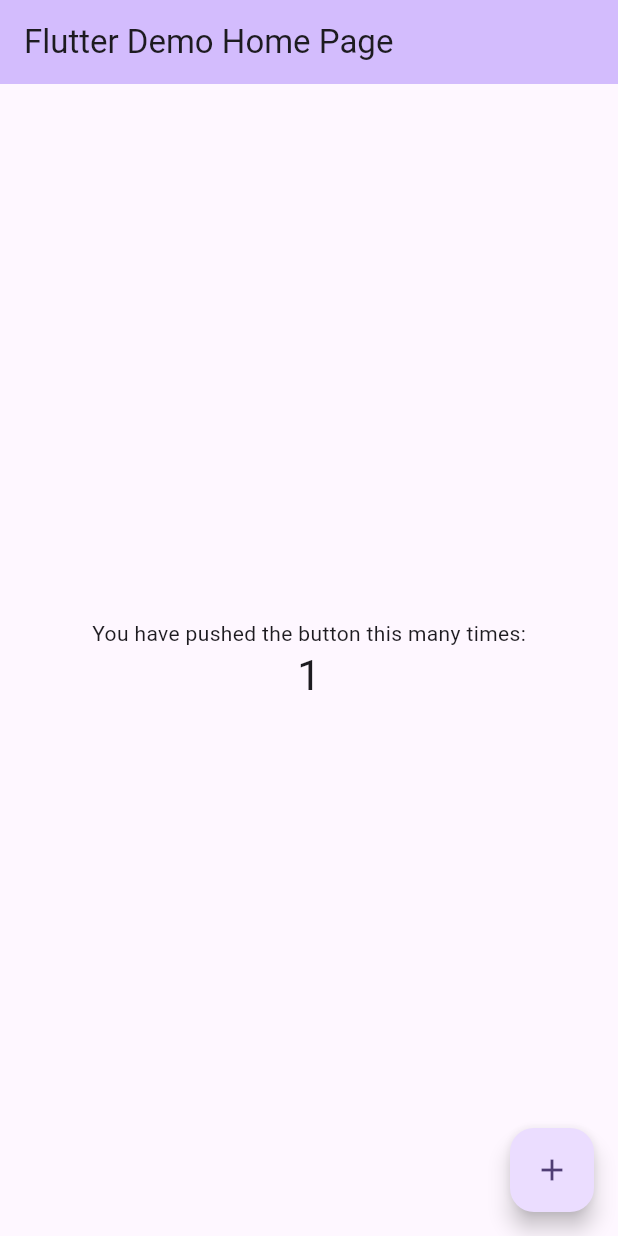
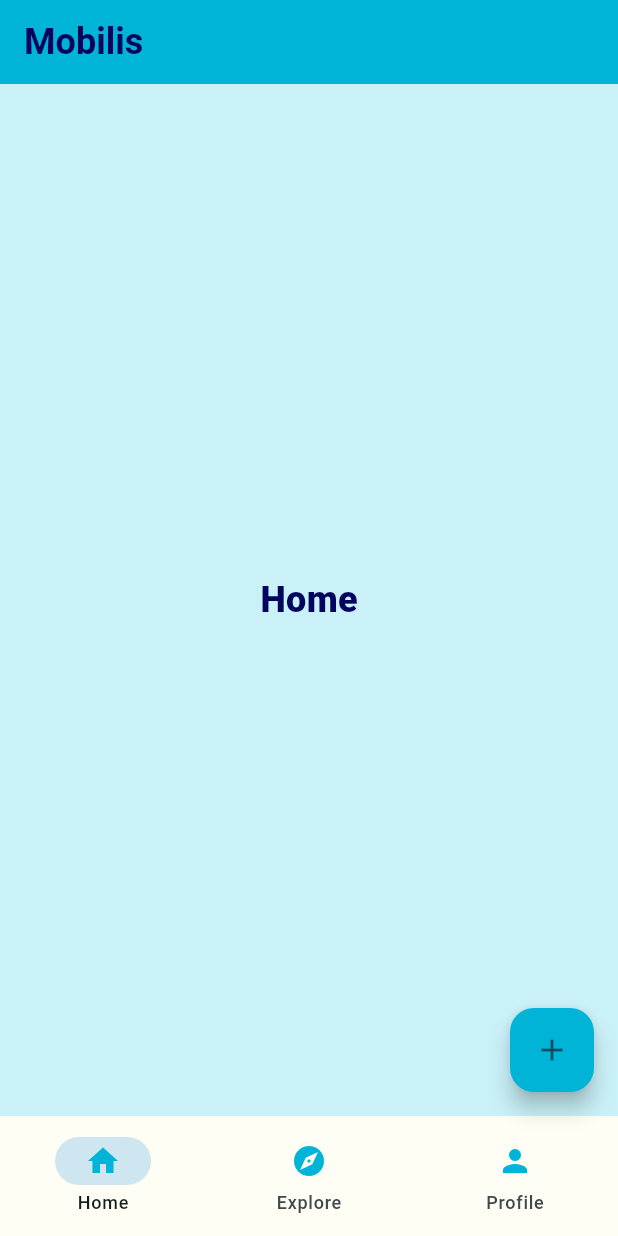
Before and after one commit to I-m-a-Dude/PoliHack-IT-1.0-, a Flutter app: the screen it shows after launch, after a tap on the "add" icon, on a phone screen of 412 x 824 dp. Run offline on Flutter 3.47's test engine with Material 3 defaults, Android fonts, the phone set to English and light mode, and no system bars.

Commit message:
created demo app and added constants

```diff
--- /dev/null
+++ b/app/lib/constants/colors.dart
@@ -0,0 +1,19 @@
+import 'package:flutter/material.dart';
+
+//color pallet
+
+const kPrimaryColor = Color.fromRGBO(0, 180, 216, 1);
+const kSecondaryColor = Color.fromRGBO(144, 224, 239, 1);
+const kAccentColor = Color.fromRGBO(0, 119, 182, 1);
+const kTextColor = Color.fromRGBO(3, 4, 94, 1);
+const kBackgroundColor = Color.fromRGBO(202, 240, 248, 1);
+
+
+const kGreyColor = Color.fromRGBO(63, 71, 86, 1);
+const kBlueColor = Color.fromRGBO(42,85,252, 1);
+const kPurpleColor = Color.fromRGBO(209,42,252, 1);
+const kYellowColor = Color.fromRGBO(252,209,42, 1);
+const kRedColor = Color.fromRGBO(252,42,85, 1);
+const kGreenColor = Color.fromRGBO(42,252,209, 1);
+const kWhiteColor = Color.fromRGBO(255,254,244, 1);
+const kBlackColor = Color.fromRGBO(43,39,48, 1);
--- /dev/null
+++ b/app/lib/constants/strings.dart
@@ -0,0 +1,5 @@
+import 'package:flutter/material.dart';
+
+//define all static string as constants
+
+const kAppTitle = 'Mobilis';
--- /dev/null
+++ b/app/lib/constants/styles.dart
@@ -0,0 +1,11 @@
+import 'package:flutter/material.dart';
+import 'package:app/constants/colors.dart';
+
+const kThinTextStyle = TextStyle(fontSize: 24, color: kTextColor, fontWeight: FontWeight.w500);
+const kMediumTextStyle = TextStyle(fontSize: 24, color: kTextColor, fontWeight: FontWeight.w700);
+const kBoldTextStyle = TextStyle(fontSize: 24, color: kTextColor, fontWeight: FontWeight.w900);
+
+const kCircleBoxDecoration = BoxDecoration(shape: BoxShape.circle, color: kGreyColor);
+const kSmallPaddingAll = EdgeInsets.all(8);
+const kMediumPaddingAll = EdgeInsets.all(16);
+const kBigPaddingAll = EdgeInsets.all(32);
--- a/app/lib/main.dart
+++ b/app/lib/main.dart
@@ -1,4 +1,10 @@
+import 'package:app/ui/explore_page.dart';
+import 'package:app/ui/home_page.dart';
+import 'package:app/ui/profile_page.dart';
 import 'package:flutter/material.dart';
+import 'package:app/constants/strings.dart';
+import 'package:app/constants/styles.dart';
+import 'package:app/constants/colors.dart';
 
 void main() {
   runApp(const MyApp());
@@ -7,119 +13,86 @@ void main() {
 class MyApp extends StatelessWidget {
   const MyApp({super.key});
 
-  // This widget is the root of your application.
   @override
   Widget build(BuildContext context) {
     return MaterialApp(
-      title: 'Flutter Demo',
+      debugShowCheckedModeBanner: false,
       theme: ThemeData(
-        // This is the theme of your application.
-        //
-        // TRY THIS: Try running your application with "flutter run". You'll see
-        // the application has a purple toolbar. Then, without quitting the app,
-        // try changing the seedColor in the colorScheme below to Colors.green
-        // and then invoke "hot reload" (save your changes or press the "hot
-        // reload" button in a Flutter-supported IDE, or press "r" if you used
-        // the command line to start the app).
-        //
-        // Notice that the counter didn't reset back to zero; the application
-        // state is not lost during the reload. To reset the state, use hot
-        // restart instead.
-        //
-        // This works for code too, not just values: Most code changes can be
-        // tested with just a hot reload.
-        colorScheme: ColorScheme.fromSeed(seedColor: Colors.deepPurple),
         useMaterial3: true,
+        colorScheme: ColorScheme.fromSeed(
+          seedColor: kPrimaryColor,
+        ),
       ),
-      home: const MyHomePage(title: 'Flutter Demo Home Page'),
+      home: const MainPage(),
     );
   }
 }
 
-class MyHomePage extends StatefulWidget {
-  const MyHomePage({super.key, required this.title});
-
-  // This widget is the home page of your application. It is stateful, meaning
-  // that it has a State object (defined below) that contains fields that affect
-  // how it looks.
-
-  // This class is the configuration for the state. It holds the values (in this
-  // case the title) provided by the parent (in this case the App widget) and
-  // used by the build method of the State. Fields in a Widget subclass are
-  // always marked "final".
-
-  final String title;
+class MainPage extends StatefulWidget {
+  const MainPage({super.key});
 
   @override
-  State<MyHomePage> createState() => _MyHomePageState();
+  State<MainPage> createState() => _MainPageState();
 }
 
-class _MyHomePageState extends State<MyHomePage> {
-  int _counter = 0;
-
-  void _incrementCounter() {
-    setState(() {
-      // This call to setState tells the Flutter framework that something has
-      // changed in this State, which causes it to rerun the build method below
-      // so that the display can reflect the updated values. If we changed
-      // _counter without calling setState(), then the build method would not be
-      // called again, and so nothing would appear to happen.
-      _counter++;
-    });
-  }
-
+class _MainPageState extends State<MainPage> {
+  int currentPage = 0;
+  List<Widget> pages = const[
+    HomePage(),
+    ExplorePage(),
+    ProfilePage(),
+  ];
   @override
   Widget build(BuildContext context) {
-    // This method is rerun every time setState is called, for instance as done
-    // by the _incrementCounter method above.
-    //
-    // The Flutter framework has been optimized to make rerunning build methods
-    // fast, so that you can just rebuild anything that needs updating rather
-    // than having to individually change instances of widgets.
     return Scaffold(
+      backgroundColor: kBackgroundColor,
       appBar: AppBar(
-        // TRY THIS: Try changing the color here to a specific color (to
-        // Colors.amber, perhaps?) and trigger a hot reload to see the AppBar
-        // change color while the other colors stay the same.
-        backgroundColor: Theme.of(context).colorScheme.inversePrimary,
-        // Here we take the value from the MyHomePage object that was created by
-        // the App.build method, and use it to set our appbar title.
-        title: Text(widget.title),
-      ),
-      body: Center(
-        // Center is a layout widget. It takes a single child and positions it
-        // in the middle of the parent.
-        child: Column(
-          // Column is also a layout widget. It takes a list of children and
-          // arranges them vertically. By default, it sizes itself to fit its
-          // children horizontally, and tries to be as tall as its parent.
-          //
-          // Column has various properties to control how it sizes itself and
-          // how it positions its children. Here we use mainAxisAlignment to
-          // center the children vertically; the main axis here is the vertical
-          // axis because Columns are vertical (the cross axis would be
-          // horizontal).
-          //
-          // TRY THIS: Invoke "debug painting" (choose the "Toggle Debug Paint"
-          // action in the IDE, or press "p" in the console), to see the
-          // wireframe for each widget.
-          mainAxisAlignment: MainAxisAlignment.center,
-          children: <Widget>[
-            const Text(
-              'You have pushed the button this many times:',
-            ),
-            Text(
-              '$_counter',
-              style: Theme.of(context).textTheme.headlineMedium,
-            ),
-          ],
+        backgroundColor: kPrimaryColor,
+        title: const Text(
+          kAppTitle,
+          style: kMediumTextStyle,
         ),
       ),
       floatingActionButton: FloatingActionButton(
-        onPressed: _incrementCounter,
-        tooltip: 'Increment',
+        backgroundColor: kPrimaryColor,
+        onPressed: () {
+          debugPrint('floating action button');
+        },
         child: const Icon(Icons.add),
-      ), // This trailing comma makes auto-formatting nicer for build methods.
+      ),
+      bottomNavigationBar: NavigationBar(
+        backgroundColor: kWhiteColor,
+        onDestinationSelected: (int index){
+          setState(() {
+            currentPage = index;
+          });
+        },
+        selectedIndex: currentPage,
+        destinations:  const [
+          NavigationDestination(
+            icon: Icon(
+              Icons.home,
+              color: kPrimaryColor,
+            ),
+            label: 'Home',
+          ),
+          NavigationDestination(
+            icon: Icon(
+              Icons.explore,
+              color: kPrimaryColor,
+            ),
+            label: 'Explore',
+          ),
+          NavigationDestination(
+            icon: Icon(
+              Icons.person,
+              color: kPrimaryColor,
+            ),
+            label: 'Profile',
+          ),
+        ],
+      ),
+      body: pages[currentPage],
     );
   }
 }
--- /dev/null
+++ b/app/lib/ui/explore_page.dart
@@ -0,0 +1,13 @@
+import 'package:flutter/material.dart';
+import 'package:app/constants/strings.dart';
+import 'package:app/constants/styles.dart';
+import 'package:app/constants/colors.dart';
+
+class ExplorePage extends StatelessWidget {
+  const ExplorePage({super.key});
+
+  @override
+  Widget build(BuildContext context) {
+    return const Center(child: Text('Explore', style: kBoldTextStyle,));
+  }
+}
--- /dev/null
+++ b/app/lib/ui/home_page.dart
@@ -0,0 +1,14 @@
+import 'package:flutter/material.dart';
+import 'package:app/constants/strings.dart';
+import 'package:app/constants/styles.dart';
+import 'package:app/constants/colors.dart';
+
+
+class HomePage extends StatelessWidget {
+  const HomePage({super.key});
+
+  @override
+  Widget build(BuildContext context) {
+    return const Center(child: Text('Home', style: kBoldTextStyle,));
+  }
+}
--- /dev/null
+++ b/app/lib/ui/profile_page.dart
@@ -0,0 +1,13 @@
+import 'package:flutter/material.dart';
+import 'package:app/constants/strings.dart';
+import 'package:app/constants/styles.dart';
+import 'package:app/constants/colors.dart';
+
+class ProfilePage extends StatelessWidget {
+  const ProfilePage({super.key});
+
+  @override
+  Widget build(BuildContext context) {
+    return const Center(child: Text('Profile', style: kBoldTextStyle,));
+  }
+}
```
